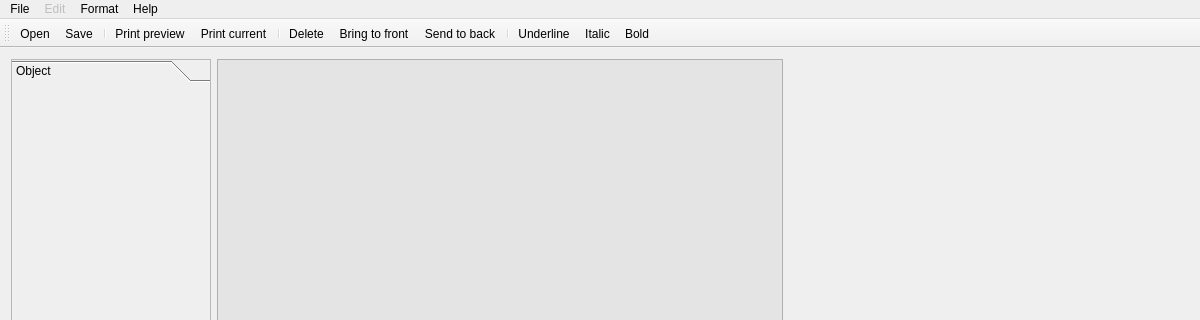
BackupTheBerlios/horux-svn, file HoruxCardDesigner/horuxdesigner.ui: the form before one commit; both pictures show x 0 to 1200 and y 0 to 320 of the 1200 by 800 pixel window.
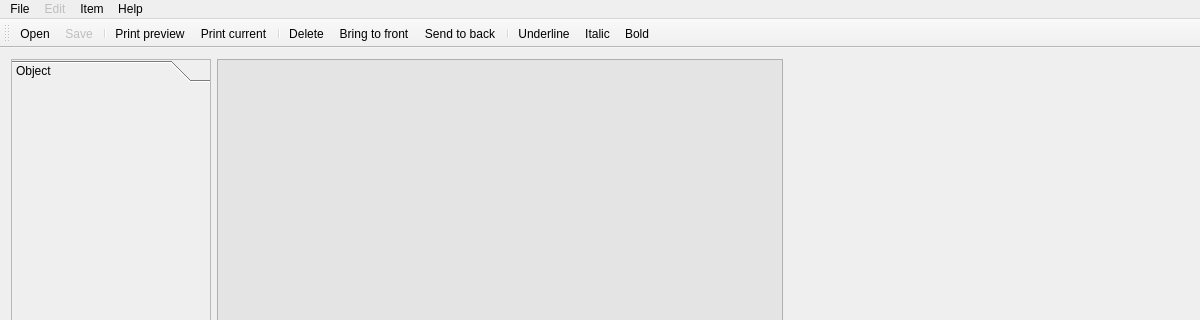
The form after the commit. Icons and pictures are not drawn.

```diff
--- a/HoruxCardDesigner/horuxdesigner.ui
+++ b/HoruxCardDesigner/horuxdesigner.ui
@@ -215,19 +215,19 @@
     <addaction name="actionPaste"/>
     <addaction name="actionDelete"/>
    </widget>
-   <widget class="QMenu" name="menuFormat">
-    <property name="title">
-     <string>Format</string>
-    </property>
-    <addaction name="actionBring_to_front"/>
-    <addaction name="actionSend_to_back"/>
-   </widget>
    <widget class="QMenu" name="menuHelp">
     <property name="title">
      <string>Help</string>
     </property>
     <addaction name="actionAbout"/>
    </widget>
+   <widget class="QMenu" name="menuFormat">
+    <property name="title">
+     <string>Item</string>
+    </property>
+    <addaction name="actionBring_to_front"/>
+    <addaction name="actionSend_to_back"/>
+   </widget>
    <widget class="QMenu" name="menuFile">
     <property name="title">
      <string>File</string>
@@ -307,6 +307,9 @@
    </property>
   </action>
   <action name="actionSave">
+   <property name="enabled">
+    <bool>false</bool>
+   </property>
    <property name="icon">
     <iconset resource="ressource.qrc">
      <normaloff>:/images/filesave.png</normaloff>:/images/filesave.png</iconset>
```
